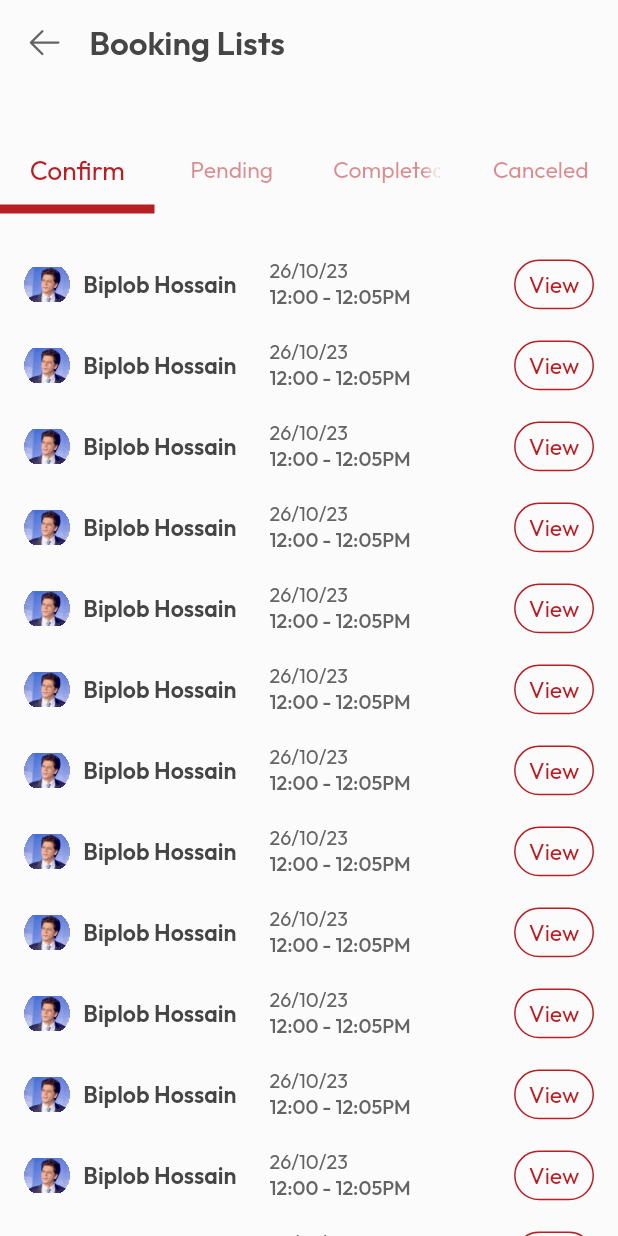
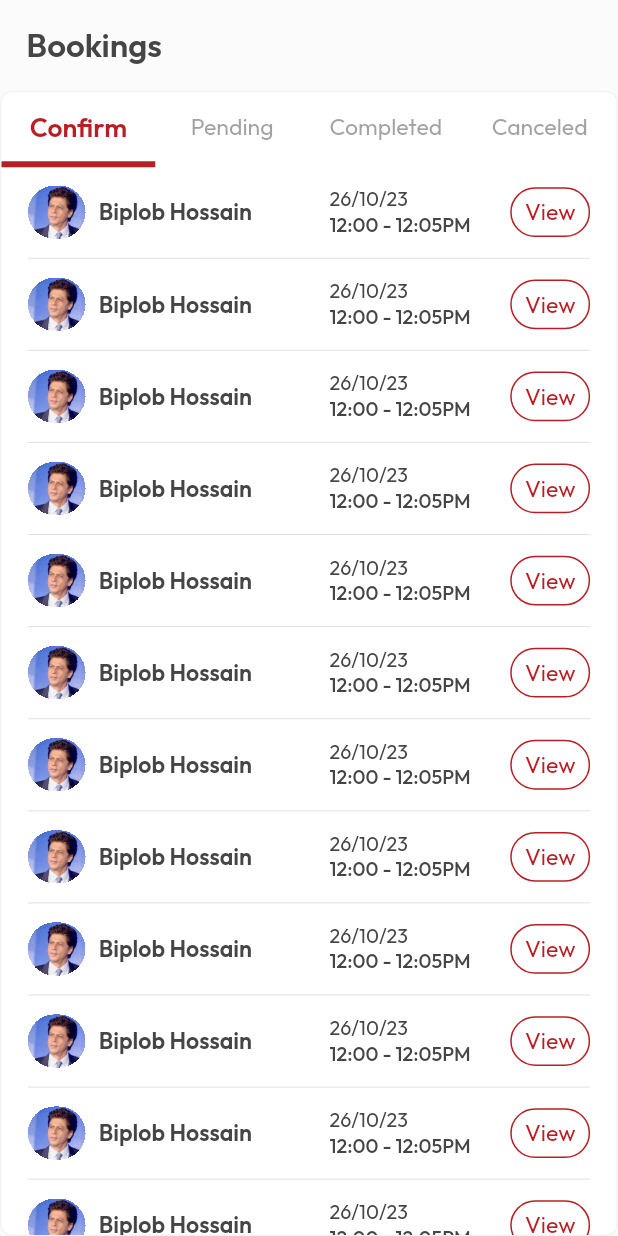
Before and after one commit to nurappsdev/call_doctor, a Flutter app: the PendignScreen screen opened directly, after a tap on "Submit", on a phone screen of 412 x 824 dp. Run offline on Flutter 3.47's test engine with Material 2 defaults, Android fonts, the phone set to English and light mode, and no system bars; our stand-ins replace cached_network_image, flutter_screenutil, flutter_svg, get, recase; missing offline and left inert: star_wish_bd; project files that could hold a hidden picture were left out.

Commit message:
many screen

```diff
--- a/lib/main.dart
+++ b/lib/main.dart
@@ -1,6 +1,7 @@
 import 'package:doctor/doctor.dart';
 import 'package:doctor/views/screens/book_appointment.dart';
-import 'package:doctor/views/screens/booking_list/booking_list_screen.dart';
+import 'package:doctor/views/screens/booking/booking_screen.dart';
+
 import 'package:doctor/views/screens/category/category_screen.dart';
 import 'package:doctor/views/screens/home/home_screen.dart';
 import 'package:doctor/views/screens/pending/pendign_screen.dart';
@@ -35,7 +36,7 @@ class Doctor extends StatelessWidget {
           // },
         );
       },
-      child: BookAppointmentScreen(),
+      child: BookingScreen(),
     );
   }
 }
--- a/lib/views/screens/booking/components/booking_item_widget.dart
+++ b/lib/views/screens/booking/components/booking_item_widget.dart
@@ -1,4 +1,5 @@
-import 'package:star_wish_bd/star_wish_bd.dart';
+import 'package:doctor/doctor.dart';
+import 'package:doctor/views/widgets/custom_images.dart';
 
 class BookingItemWidget extends StatelessWidget {
   final String buttonName;
--- a/lib/views/screens/booking/components/canceled_screen.dart
+++ b/lib/views/screens/booking/components/canceled_screen.dart
@@ -1,5 +1,5 @@
 import 'package:flutter/material.dart';
-import 'package:star_wish_bd/star_wish_bd.dart';
+import 'package:doctor/doctor.dart';
 
 import 'booking_item_widget.dart';
 
--- a/lib/views/screens/booking/components/completed_screen.dart
+++ b/lib/views/screens/booking/components/completed_screen.dart
@@ -1,7 +1,8 @@
 import 'package:flutter/material.dart';
-import 'package:star_wish_bd/star_wish_bd.dart';
+import 'package:doctor/doctor.dart';
 
 import 'booking_item_widget.dart';
+
 class CompletedScreen extends StatelessWidget {
   const CompletedScreen({Key? key}) : super(key: key);
 
--- a/lib/views/screens/booking/components/confirm_screen.dart
+++ b/lib/views/screens/booking/components/confirm_screen.dart
@@ -1,5 +1,4 @@
 import 'package:flutter/material.dart';
-import 'package:star_wish_bd/star_wish_bd.dart';
 
 import 'booking_item_widget.dart';
 
--- a/lib/views/screens/booking/components/pending_screen.dart
+++ b/lib/views/screens/booking/components/pending_screen.dart
@@ -1,7 +1,8 @@
 import 'package:flutter/material.dart';
-import 'package:star_wish_bd/star_wish_bd.dart';
+import 'package:doctor/doctor.dart';
 
 import 'booking_item_widget.dart';
+
 class PendingScreen extends StatelessWidget {
   const PendingScreen({Key? key}) : super(key: key);
 
--- a/lib/views/screens/booking_list/booking_list_screen.dart
+++ /dev/null
@@ -1,193 +0,0 @@
-import 'package:doctor/views/screens/booking_list/component/canceled_screen.dart';
-import 'package:doctor/views/screens/booking_list/component/completed_screen.dart';
-import 'package:doctor/views/screens/booking_list/component/pending_screen.dart';
-import 'package:get/get.dart';
-
-import 'package:doctor/doctor.dart';
-import 'package:doctor/views/widgets/custom_images.dart';
-import 'package:doctor/views/widgets/title_bar_widget.dart';
-import 'package:flutter_staggered_grid_view/flutter_staggered_grid_view.dart';
-
-class BookingListScreen extends StatelessWidget {
-  BookingListScreen({Key? key}) : super(key: key);
-
-  // final BookingListScreenController controller =
-  //     GetControllers.instance.getBookingListScreenController();
-
-  @override
-  Widget build(BuildContext context) {
-    return Scaffold(
-      backgroundColor: AppColors.white3,
-      appBar: AppAppBarStyles.white,
-      body: SafeArea(
-        child: TitleBarWidget(
-          title: "Booking Lists",
-          child: DefaultTabController(
-            length: 4,
-            child: Column(
-              children: [
-                Container(
-                  //color: Colors.grey,
-                  padding: EdgeInsets.only(top: 5.h),
-                  child: Column(
-                    children: [
-                      // Row(
-                      //   mainAxisAlignment: MainAxisAlignment.center,
-                      //   children: [
-                      //     CustomImages.svg(
-                      //       source: AppIcons.back,
-                      //       color: AppColors.white,
-                      //       width: 20.h,
-                      //       height: 20.h,
-                      //     ),
-                      //     SizedBox(width: 6.w),
-                      //     Text(
-                      //       'Matches',
-                      //       style: AppTextStyles.regular16
-                      //           .copyWith(color: AppColors.white),
-                      //     )
-                      //   ],
-                      // ),
-                      SizedBox(height: 16.h),
-                      TabBar(
-                        indicatorColor: AppColors.red,
-                        indicatorWeight: 6,
-                        labelColor: AppColors.red,
-                        labelStyle: AppTextStyles.regular16
-                            .copyWith(color: AppColors.orange),
-                        unselectedLabelStyle: AppTextStyles.regular14.copyWith(
-                          color: AppColors.red.withOpacity(0.5),
-                        ),
-                        tabs: const [
-                          Tab(
-                            text: 'Confirm',
-                          ),
-                          Tab(
-                            text: 'Pending',
-                          ),
-                          Tab(
-                            text: 'Completed',
-                          ),
-                          Tab(
-                            text: 'Canceled',
-                          ),
-                        ],
-                      ),
-                    ],
-                  ),
-                ),
-                SizedBox(
-                  height: 20.h,
-                ),
-                Expanded(
-                  child: TabBarView(
-                    children: [
-                      ListView.builder(
-                        scrollDirection: Axis.vertical,
-                        shrinkWrap: true,
-                        itemCount: 15,
-                        itemBuilder: (context, index) {
-                          return bookingList();
-                        },
-                      ),
-                      ListView.builder(
-                        scrollDirection: Axis.vertical,
-                        shrinkWrap: true,
-                        itemCount: 15,
-                        itemBuilder: (context, index) {
-                          return const PendingScreen();
-                        },
-                      ),
-                      ListView.builder(
-                        scrollDirection: Axis.vertical,
-                        shrinkWrap: true,
-                        itemCount: 15,
-                        itemBuilder: (context, index) {
-                          return const CompletedScreen();
-                        },
-                      ),
-                      ListView.builder(
-                        scrollDirection: Axis.vertical,
-                        shrinkWrap: true,
-                        itemCount: 15,
-                        itemBuilder: (context, index) {
-                          return const CanceledScreen();
-                        },
-                      ),
-
-                      // matchItemWidget(),
-                      //  matchItemWidget(),
-                      // AllMatchesWidget(),
-                      // T20MatchesWidget(),
-                      // OdiMatchesWidget(),
-                      // TestMatchesWidget(),
-                    ],
-                  ),
-                ),
-              ],
-            ),
-          ),
-        ),
-      ),
-    );
-  }
-}
-
-Widget bookingList() {
-  return Padding(
-    padding: const EdgeInsets.symmetric(horizontal: 16.0, vertical: 10),
-    child: Column(
-      children: [
-        Row(
-          mainAxisAlignment: MainAxisAlignment.spaceBetween,
-          children: [
-            Row(
-              children: [
-                CustomImages.circular(
-                    source: AppImages.celebrity, height: 28.h, width: 28.w),
-                SizedBox(width: 8.w),
-                Text(
-                  'Biplob Hossain',
-                  style:
-                      AppTextStyles.semiBold14.copyWith(color: AppColors.black),
-                ),
-                SizedBox(width: 20.w),
-                Column(
-                  crossAxisAlignment: CrossAxisAlignment.start,
-                  children: [
-                    Text(
-                      '26/10/23',
-                      style: AppTextStyles.regular12
-                          .copyWith(color: AppColors.black1),
-                    ),
-                    Text(
-                      '12:00 - 12:05PM',
-                      style: AppTextStyles.medium12
-                          .copyWith(color: AppColors.black1),
-                    ),
-                  ],
-                ),
-              ],
-            ),
-            SizedBox(width: 20.w),
-            Container(
-              padding: EdgeInsets.symmetric(vertical: 6.h, horizontal: 8.w),
-              decoration: BoxDecoration(
-                  borderRadius: BorderRadius.circular(100.r),
-                  border: Border.all(color: AppColors.red)),
-              child: Row(
-                children: [
-                  Text(
-                    'View',
-                    style:
-                        AppTextStyles.regular14.copyWith(color: AppColors.red),
-                  ),
-                ],
-              ),
-            ),
-          ],
-        ),
-      ],
-    ),
-  );
-}
--- a/lib/views/screens/pending/pendign_screen.dart
+++ b/lib/views/screens/pending/pendign_screen.dart
@@ -1,7 +1,5 @@
-import 'package:doctor/views/screens/booking_list/booking_list_screen.dart';
-import 'package:doctor/views/screens/booking_list/component/canceled_screen.dart';
-import 'package:doctor/views/screens/booking_list/component/completed_screen.dart';
-import 'package:doctor/views/screens/booking_list/component/pending_screen.dart';
+import 'package:doctor/views/screens/booking/booking_screen.dart';
+
 import 'package:doctor/views/widgets/custom_buttons.dart';
 import 'package:get/get.dart';
 
@@ -73,7 +71,7 @@ class PendignScreen extends StatelessWidget {
                 name: 'Submit',
                 onPressed: () {
                   Get.to(
-                    () => BookingListScreen(),
+                    () => BookingScreen(),
                   );
                 },
               ),
```
Also changed, not shown: lib/views/screens/booking/booking_screen.dart (+5 -8 lines), lib/views/screens/booking_list/component/canceled_screen.dart (deleted, +0 -68 lines), lib/views/screens/booking_list/component/completed_screen.dart (deleted, +0 -68 lines), lib/views/screens/booking_list/component/pending_screen.dart (deleted, +0 -68 lines), lib/views/screens/recent_viewed/recent_viewed_screen.dart (added, +65 -0 lines).
